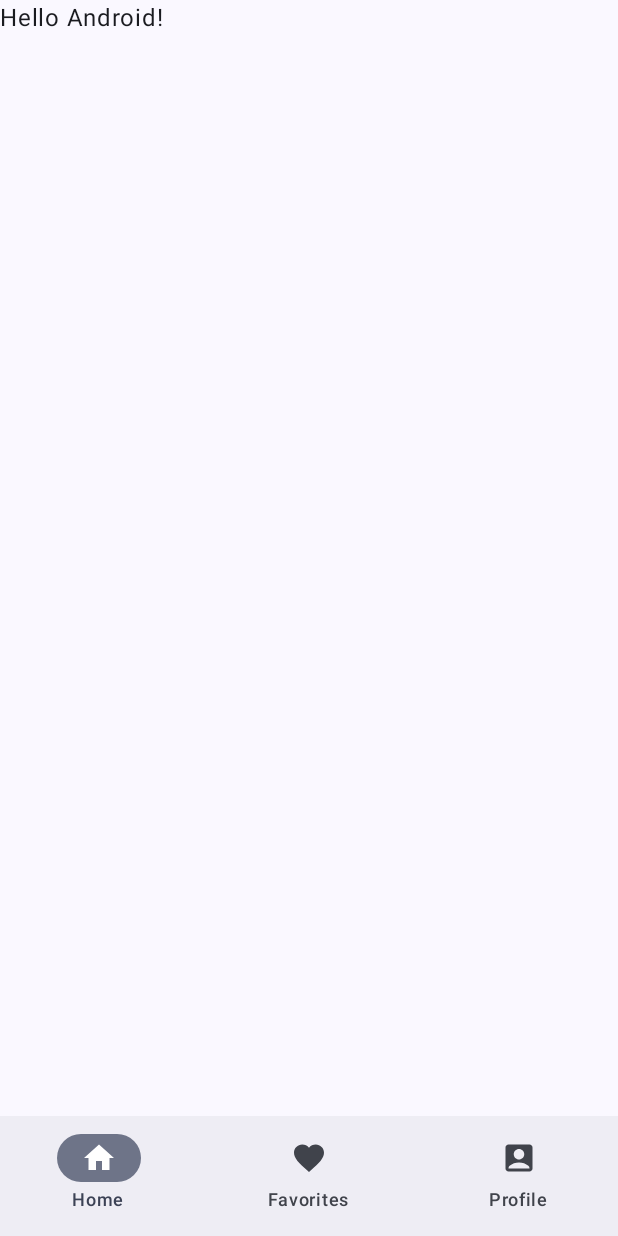
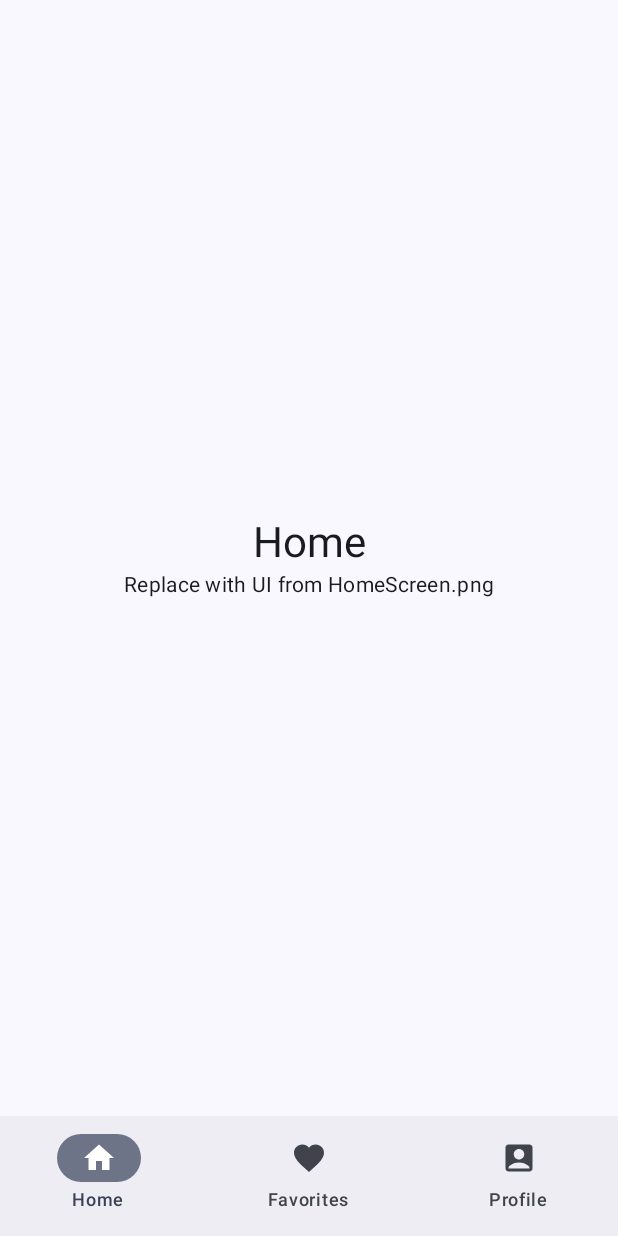
Before and after one commit to sutanto62/Sibori, an Android app built with Jetpack Compose: the screen it shows after launch (MainActivity), on a phone screen of 412 x 824 dp. Run offline under Robolectric (Android 15) with nearby library versions, the phone set to English and light mode, and no system bars; our stand-ins replace navigation suite; 1 statement that could not run was skipped.

Commit message:
feat: scaffold Home screen and wire into navigation
Add `HomeScreen` composable with preview and update `SiboriApp` to switch
content based on `AppDestinations`, showing `HomeScreen` for Home and
placeholder screens for others. Prepares for implementing UI from HomeScreen.png.

```diff
--- a/app/src/main/java/id/or/sutanto/sibori/MainActivity.kt
+++ b/app/src/main/java/id/or/sutanto/sibori/MainActivity.kt
@@ -24,6 +24,7 @@ import androidx.compose.ui.graphics.vector.ImageVector
 import androidx.compose.ui.tooling.preview.Preview
 import androidx.compose.ui.tooling.preview.PreviewScreenSizes
 import id.or.sutanto.sibori.ui.theme.SiboriTheme
+import id.or.sutanto.sibori.ui.home.HomeScreen
 
 class MainActivity : ComponentActivity() {
     override fun onCreate(savedInstanceState: Bundle?) {
@@ -60,10 +61,19 @@ fun SiboriApp() {
         }
     ) {
         Scaffold(modifier = Modifier.fillMaxSize()) { innerPadding ->
-            Greeting(
-                name = "Android",
-                modifier = Modifier.padding(innerPadding)
-            )
+            when (currentDestination) {
+                AppDestinations.HOME -> HomeScreen(
+                    modifier = Modifier.padding(innerPadding)
+                )
+                AppDestinations.FAVORITES -> PlaceholderScreen(
+                    title = "Favorites",
+                    modifier = Modifier.padding(innerPadding)
+                )
+                AppDestinations.PROFILE -> PlaceholderScreen(
+                    title = "Profile",
+                    modifier = Modifier.padding(innerPadding)
+                )
+            }
         }
     }
 }
@@ -85,6 +95,14 @@ fun Greeting(name: String, modifier: Modifier = Modifier) {
     )
 }
 
+@Composable
+private fun PlaceholderScreen(title: String, modifier: Modifier = Modifier) {
+    Text(
+        text = "$title screen",
+        modifier = modifier
+    )
+}
+
 @Preview(showBackground = true)
 @Composable
 fun GreetingPreview() {
--- /dev/null
+++ b/app/src/main/java/id/or/sutanto/sibori/ui/home/HomeScreen.kt
@@ -0,0 +1,41 @@
+package id.or.sutanto.sibori.ui.home
+
+import androidx.compose.foundation.layout.Arrangement
+import androidx.compose.foundation.layout.Column
+import androidx.compose.foundation.layout.fillMaxSize
+import androidx.compose.foundation.layout.padding
+import androidx.compose.material3.MaterialTheme
+import androidx.compose.material3.Text
+import androidx.compose.runtime.Composable
+import androidx.compose.ui.Alignment
+import androidx.compose.ui.Modifier
+import androidx.compose.ui.tooling.preview.Preview
+import id.or.sutanto.sibori.ui.theme.SiboriTheme
+
+@Composable
+fun HomeScreen(modifier: Modifier = Modifier) {
+    Column(
+        modifier = modifier
+            .fillMaxSize()
+            .padding(all = MaterialTheme.typography.bodyLarge.fontSize.value.toInt()),
+        verticalArrangement = Arrangement.Center,
+        horizontalAlignment = Alignment.CenterHorizontally
+    ) {
+        Text(
+            text = "Home",
+            style = MaterialTheme.typography.headlineMedium
+        )
+        Text(
+            text = "Replace with UI from HomeScreen.png",
+            style = MaterialTheme.typography.bodyMedium
+        )
+    }
+}
+
+@Preview(showBackground = true)
+@Composable
+private fun HomeScreenPreview() {
+    SiboriTheme {
+        HomeScreen()
+    }
+}
```
Also changed, not shown: 1 other file.
